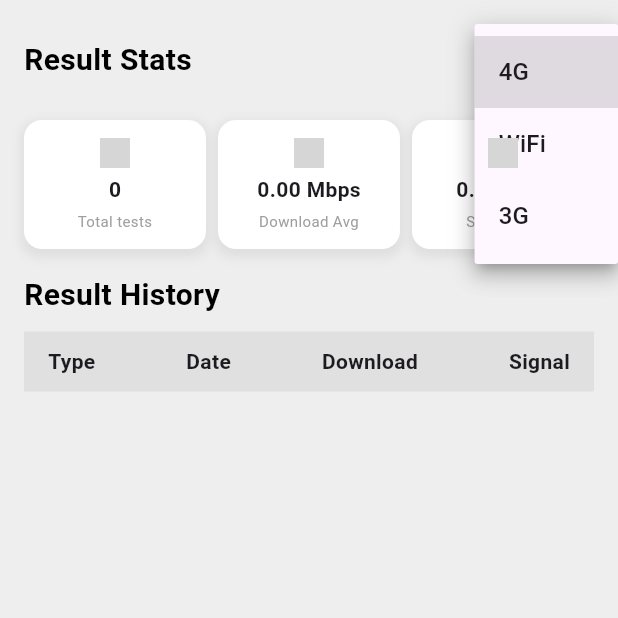
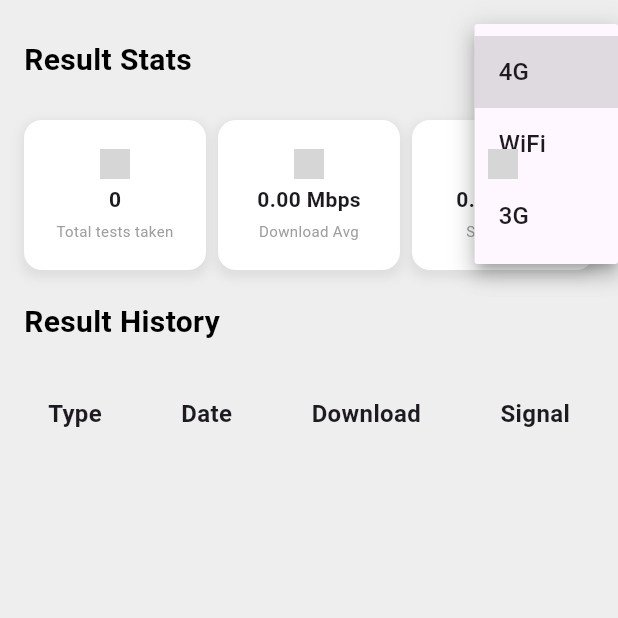
Before and after one commit to Mohamed23012/23012med, a Flutter app: the HistoryScreen screen opened directly, after a tap on "4G", on a phone screen of 412 x 824 dp, the top half of it. Run offline on Flutter 3.47's test engine with Material 3 defaults, Android fonts, the phone set to English and light mode, and no system bars; our stand-ins replace connectivity_plus, device_info_plus, fl_chart, geocoding, geolocator, shared_preferences and 1 more; missing offline and left inert: dart_ping, flutter_internet_signal, flutter_internet_speed_test, network_info_plus, speed_test_dart, telephony; accounts and stored records are empty; network calls fail; grey boxes are pictures that could not be loaded.

Commit message:
modify history and network_provider

```diff
--- a/lib/screens/history_screen.dart
+++ b/lib/screens/history_screen.dart
@@ -54,12 +54,14 @@ class _HistoryScreenState extends State<HistoryScreen> {
           final source = item['_source'];
 
           final date = source['date'] ?? 'Unknown Date';
+          final time = source['time'] ?? 'Unknown Time';
           final downloadSpeed = source['downloadSpeed']?.toString() ?? '0.0';
           final signalStrengthValue = source['signalStrengthValue']?.toString() ?? '0';
           final networkType = source['networkType'] ?? '';
 
           loadedData.add({
             'date': date,
+            'time': time,
             'download': downloadSpeed,
             'signal': double.parse(signalStrengthValue.replaceAll(" dBm", "")),
             'technology': networkType,
@@ -139,7 +141,7 @@ class _HistoryScreenState extends State<HistoryScreen> {
                 children: [
                   Expanded(
                     child: _buildStatCard(
-                      'Total tests',
+                      'Total tests taken',
                       _totalTests.toString(),
                       'assets/icons/check.png',
                     ),
@@ -162,7 +164,7 @@ class _HistoryScreenState extends State<HistoryScreen> {
                   ),
                 ],
               ),
-              const SizedBox(height: 16.0),
+              const SizedBox(height: 20),
 
               const Text(
                 'Result History',
@@ -172,33 +174,33 @@ class _HistoryScreenState extends State<HistoryScreen> {
                   color: Colors.black,
                 ),
               ),
-              const SizedBox(height: 10.0),
+              const SizedBox(height: 20),
 
               // Column Titles
               Container(
-                padding: const EdgeInsets.symmetric(vertical: 10, horizontal: 16),
-                color: Colors.grey[300],
+                padding: const EdgeInsets.symmetric(vertical: 15, horizontal: 16),
+                color: Colors.grey[200],
                 child: const Row(
                   mainAxisAlignment: MainAxisAlignment.spaceBetween,
                   children: [
                     Text(
                       'Type',
-                      style: TextStyle(fontWeight: FontWeight.bold, fontSize: 14),
+                      style: TextStyle(fontWeight: FontWeight.bold, fontSize: 16),
                       textAlign: TextAlign.center,
                     ),
                     Text(
                       'Date',
-                      style: TextStyle(fontWeight: FontWeight.bold, fontSize: 14),
+                      style: TextStyle(fontWeight: FontWeight.bold, fontSize: 16),
                       textAlign: TextAlign.center,
                     ),
                     Text(
                       'Download',
-                      style: TextStyle(fontWeight: FontWeight.bold, fontSize: 14),
+                      style: TextStyle(fontWeight: FontWeight.bold, fontSize: 16),
                       textAlign: TextAlign.center,
                     ),
                     Text(
                       'Signal',
-                      style: TextStyle(fontWeight: FontWeight.bold, fontSize: 14),
+                      style: TextStyle(fontWeight: FontWeight.bold, fontSize: 16),
                       textAlign: TextAlign.center,
                     ),
                   ],
@@ -221,7 +223,7 @@ class _HistoryScreenState extends State<HistoryScreen> {
                       },
                       child: Container(
                         width: 100,
-                        height: 60,
+                        height: 80,
                         margin: const EdgeInsets.only(bottom: 12.0),
                         padding: const EdgeInsets.all(12.0),
                         decoration: BoxDecoration(
@@ -254,6 +256,12 @@ class _HistoryScreenState extends State<HistoryScreen> {
                                   style: const TextStyle(fontWeight: FontWeight.bold),
                                   textAlign: TextAlign.center,
                                 ),
+                                /*const SizedBox(height: 2),
+                                Text(
+                                  item['time'],
+                                  style: const TextStyle(fontWeight: FontWeight.bold),
+                                  textAlign: TextAlign.center,
+                                ),*/
                               ],
                             ),
                             Text(
@@ -281,6 +289,7 @@ class _HistoryScreenState extends State<HistoryScreen> {
   Widget _buildStatCard(String label, String value, String iconPath) {
     return Container(
       width: 100,
+      height: 100,
       padding: const EdgeInsets.all(12.0),
       decoration: BoxDecoration(
         color: Colors.white,
--- a/lib/services/network_provider.dart
+++ b/lib/services/network_provider.dart
@@ -300,7 +300,7 @@ class NetworkProvider with ChangeNotifier {
     };
 
     final url = Uri.parse(
-        'http://104.154.91.24:8000/api/insert_data?index_name=complaints'); // Remplacez par votre endpoint
+        'http://104.154.91.24:8000/api/insert_data/'); // Remplacez par votre endpoint
     try {
       final response = await http.post(
         url,
```
